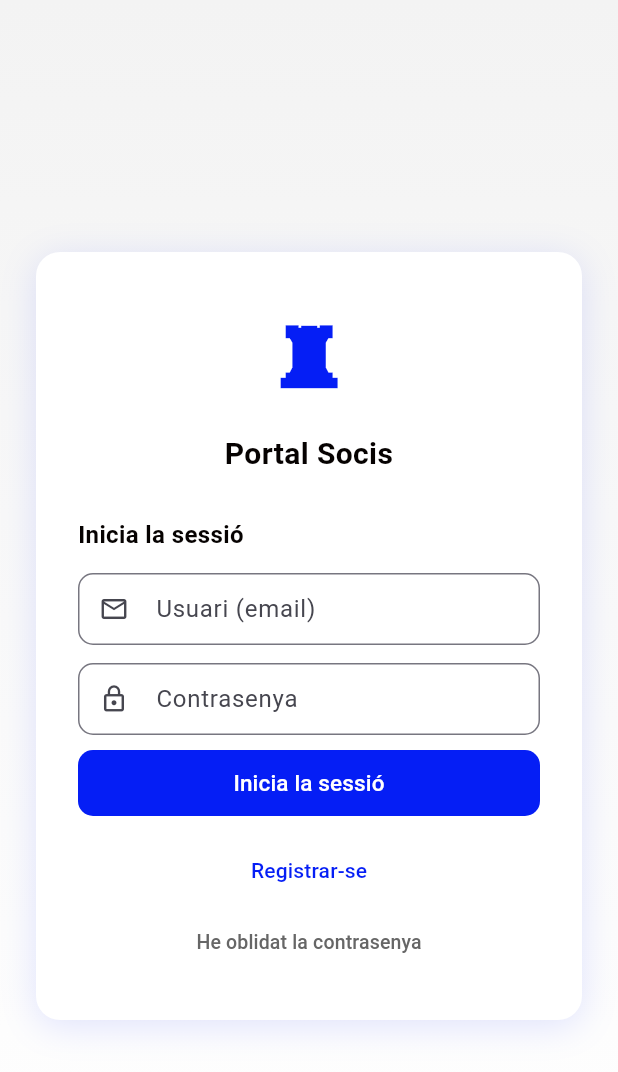
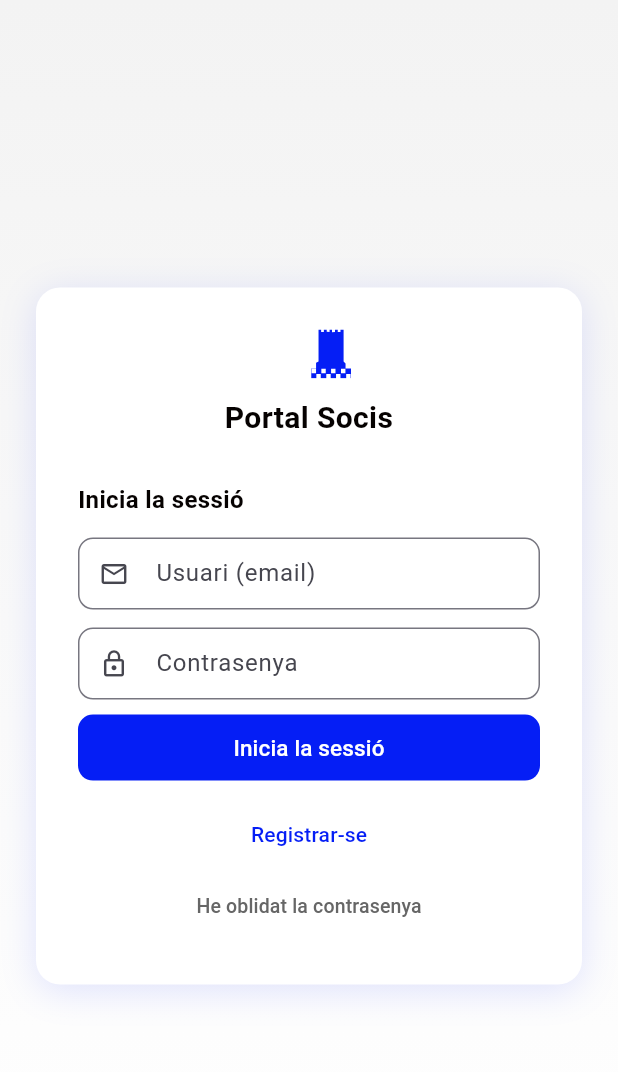
Before and after one commit to Escacstorre/portal_soci_escacs, a Flutter app: the screen it shows after launch, on a phone screen of 412 x 824 dp. Shown: the top 1072 px of the screen. Run offline on Flutter 3.47's test engine with Material 3 defaults, Android fonts, the phone set to English and light mode, and no system bars; our stand-ins replace flutter_svg; missing offline and left inert: dart:html; statements that could not run were skipped.

Commit message:
fix: Bridge.html + SVG logo club
- Bridge.html created: postMessage bridge for Apps Script ↔ Flutter
- doGet() updated to serve Bridge.html when ?page=bridge
- SVG rook logo replaces Unicode ♜ (flutter_svg)
- Club colors #051EF5 preserved in SVG

```diff
--- a/lib/estils.dart
+++ b/lib/estils.dart
@@ -1,4 +1,5 @@
 import 'package:flutter/material.dart';
+import 'package:flutter_svg/flutter_svg.dart';
 
 const pri = Color(0xFF051EF5);
 const titol = Color(0xFF060201);
@@ -70,15 +71,21 @@ const InputDecoration decoInput = InputDecoration(
 
 const double midaIconaClub = 48;
 
+const _svgLogo = '<svg xmlns="http://www.w3.org/2000/svg" viewBox="0 0 53.89 31.46">'
+    '<path fill="#051EF5" d="m50.39,25v-3.25l-1.25-1.25V0h-2v1.58h-1.75V0h-1.75v1.67l-1.92.08V0h-1.58v1.58l-1.83-.08V0h-1.83v1.67h-1.75V0h-1.67v20.5l-1.58.83v3.67l-3.08.08v6.25h3.26v-2.83h2.83v2.83h3.54v-2.83h2.83v2.83h3.44v-2.83h2.83v2.83h3.67v-2.83h2.83v2.83h.25v-6.33h-3.5Zm-18.92,3.08h-2.83v-2.83h2.83v2.83Zm6.22,0h-2.83v-2.83h2.83v2.83Zm6.25,0h-2.83v-2.83h2.83v2.83Zm6.38,0h-2.83v-2.83h2.83v2.83Z"/>'
+    '</svg>';
+
 class IconaClub extends StatelessWidget {
   const IconaClub({super.key, this.mida = midaIconaClub});
   final double mida;
 
   @override
   Widget build(BuildContext context) {
-    return Text(
-      '\u265C',
-      style: TextStyle(fontSize: mida, color: pri, fontWeight: FontWeight.bold),
+    return SvgPicture.string(
+      _svgLogo,
+      width: mida,
+      height: mida * 31.46 / 53.89,
+      fit: BoxFit.contain,
     );
   }
 }
--- a/pubspec.yaml
+++ b/pubspec.yaml
@@ -9,6 +9,7 @@ environment:
 dependencies:
   flutter:
     sdk: flutter
+  flutter_svg: ^2.0.17
   http: ^1.2.0
 
 dev_dependencies:
```
Also changed, not shown: pubspec.lock.
